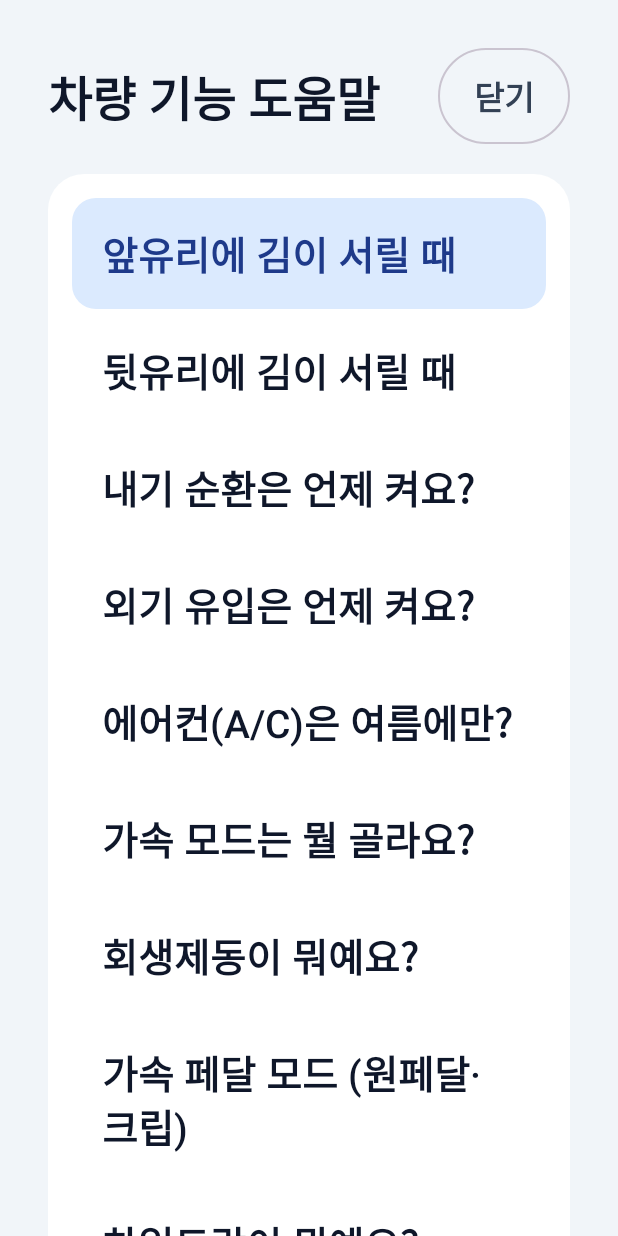
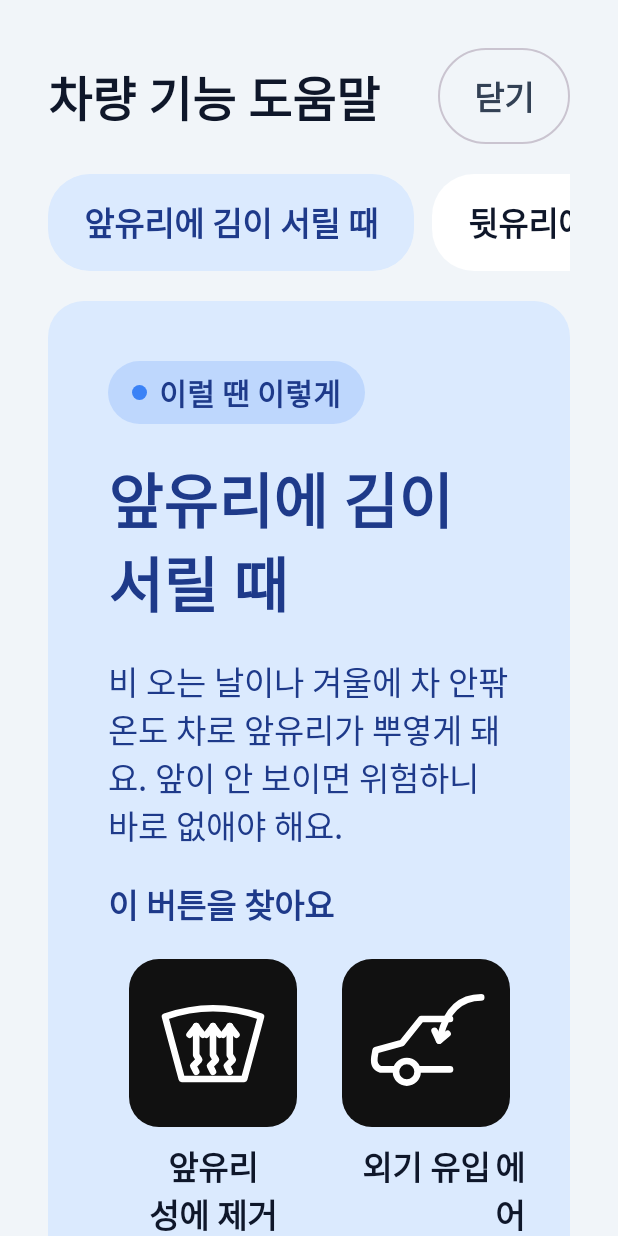
Before and after one commit to jij6303/pleos-side-coach, an Android app built with Jetpack Compose: the composable CarTipsScreen shown on its own in the app's theme, on a phone screen of 412 x 824 dp. Run offline under Robolectric (Android 15) with nearby library versions, the phone set to English and light mode, and no system bars.

Commit message:
fix(#33): use single-column layout in one-window width
Co-Authored-By: Claude Opus 5.5 <noreply@anthropic.com>

```diff
--- a/app/src/main/java/com/jij6303/sidecoach/ui/dashboard/DashboardScreen.kt
+++ b/app/src/main/java/com/jij6303/sidecoach/ui/dashboard/DashboardScreen.kt
@@ -26,9 +26,9 @@ import com.jij6303.sidecoach.domain.coach.CoachMessage
 import com.jij6303.sidecoach.domain.coach.CoachType
 import com.jij6303.sidecoach.domain.trip.TripStats
 import com.jij6303.sidecoach.ui.theme.SideCoachTheme
+import com.jij6303.sidecoach.ui.theme.WIDE_MIN_DP
 
 private val Gap = 20.dp
-private const val WIDE_MIN_DP = 840
 
 /**
  * 메인 대시보드: 코칭 카드, 차량 상태, 주행 통계.
--- a/app/src/main/java/com/jij6303/sidecoach/ui/dashboard/DashboardTiles.kt
+++ b/app/src/main/java/com/jij6303/sidecoach/ui/dashboard/DashboardTiles.kt
@@ -5,6 +5,7 @@ import androidx.compose.foundation.background
 import androidx.compose.foundation.layout.Arrangement
 import androidx.compose.foundation.layout.Box
 import androidx.compose.foundation.layout.Column
+import androidx.compose.foundation.layout.FlowRow
 import androidx.compose.foundation.layout.ColumnScope
 import androidx.compose.foundation.layout.Row
 import androidx.compose.foundation.layout.fillMaxHeight
@@ -342,10 +343,12 @@ fun DashboardHeader(
     modifier: Modifier = Modifier,
 ) {
     val signal = SideCoachTheme.signal
-    Row(
+    // 좁은 창(앱 창 1개)에서는 버튼·칩이 다음 줄로 넘어간다
+    FlowRow(
         modifier = modifier.fillMaxWidth(),
-        verticalAlignment = Alignment.CenterVertically,
         horizontalArrangement = Arrangement.SpaceBetween,
+        verticalArrangement = Arrangement.spacedBy(12.dp),
+        itemVerticalAlignment = Alignment.CenterVertically,
     ) {
         Text("초보운전탈출", style = MaterialTheme.typography.headlineMedium, color = MaterialTheme.colorScheme.onBackground)
         Row(horizontalArrangement = Arrangement.spacedBy(12.dp), verticalAlignment = Alignment.CenterVertically) {
--- a/app/src/main/java/com/jij6303/sidecoach/ui/report/ReportScreen.kt
+++ b/app/src/main/java/com/jij6303/sidecoach/ui/report/ReportScreen.kt
@@ -33,11 +33,11 @@ import com.jij6303.sidecoach.ui.dashboard.Chip
 import com.jij6303.sidecoach.ui.dashboard.StatTile
 import com.jij6303.sidecoach.ui.dashboard.percent
 import com.jij6303.sidecoach.ui.theme.SideCoachTheme
+import com.jij6303.sidecoach.ui.theme.WIDE_MIN_DP
 import java.util.Locale
 import kotlin.math.roundToInt
 
 private val Gap = 20.dp
-private const val WIDE_MIN_DP = 840
 
 /**
  * 주행 후 성적표 (concept ⑤, dev-architecture 5.2 PARKED_FULL 전용).
--- /dev/null
+++ b/app/src/main/java/com/jij6303/sidecoach/ui/theme/WindowSize.kt
@@ -0,0 +1,10 @@
+package com.jij6303.sidecoach.ui.theme
+
+/**
+ * 2열 배치로 바꾸는 앱 창 너비 (dp).
+ *
+ * Pleos 화면은 고정 주행 영역 + 앱 창 1개 또는 2개다. 에뮬레이터 실측(#33):
+ * 창 1개 = 841×1210dp, 창 2개 = 1682×1210dp (160dpi).
+ * 창 1개에서는 1열, 창 2개에서는 2열로 그린다.
+ */
+const val WIDE_MIN_DP = 1200
--- a/app/src/main/java/com/jij6303/sidecoach/ui/tips/CarTipsScreen.kt
+++ b/app/src/main/java/com/jij6303/sidecoach/ui/tips/CarTipsScreen.kt
@@ -2,6 +2,7 @@ package com.jij6303.sidecoach.ui.tips
 
 import androidx.compose.foundation.background
 import androidx.compose.foundation.clickable
+import androidx.compose.foundation.horizontalScroll
 import androidx.compose.foundation.layout.Arrangement
 import androidx.compose.foundation.layout.Box
 import androidx.compose.foundation.layout.BoxWithConstraints
@@ -30,9 +31,9 @@ import androidx.compose.ui.unit.dp
 import com.jij6303.sidecoach.domain.tips.CarTip
 import com.jij6303.sidecoach.ui.dashboard.Chip
 import com.jij6303.sidecoach.ui.theme.SideCoachTheme
+import com.jij6303.sidecoach.ui.theme.WIDE_MIN_DP
 
 private val Gap = 20.dp
-private const val WIDE_MIN_DP = 840
 
 /**
  * 차량 기능 도움말 (#29, PARKED_FULL 전용). 왼쪽 목록, 오른쪽 상세.
@@ -76,7 +77,8 @@ fun CarTipsScreen(
                     TipDetail(selected, onListen, Modifier.weight(1.6f))
                 }
             } else {
-                TipList(selected, onSelect, Modifier.fillMaxWidth())
+                // 좁은 창(앱 창 1개): 주제를 가로 탭으로 두어 고르자마자 상세가 바로 아래에 보이게 한다
+                TipTabs(selected, onSelect)
                 TipDetail(selected, onListen, Modifier.fillMaxWidth())
             }
         }
@@ -102,6 +104,29 @@ private fun TipList(selected: CarTip, onSelect: (CarTip) -> Unit, modifier: Modi
                         .padding(horizontal = 20.dp, vertical = 18.dp),
                 )
             }
+        }
+    }
+}
+
+@Composable
+private fun TipTabs(selected: CarTip, onSelect: (CarTip) -> Unit) {
+    val signal = SideCoachTheme.signal
+    Row(
+        modifier = Modifier.fillMaxWidth().horizontalScroll(rememberScrollState()),
+        horizontalArrangement = Arrangement.spacedBy(12.dp),
+    ) {
+        CarTip.entries.forEach { tip ->
+            val active = tip == selected
+            Text(
+                tip.title,
+                style = MaterialTheme.typography.titleMedium,
+                color = if (active) signal.neutral.onContainer else MaterialTheme.colorScheme.onSurface,
+                modifier = Modifier
+                    .clip(RoundedCornerShape(28.dp))
+                    .background(if (active) signal.neutral.container else MaterialTheme.colorScheme.surface)
+                    .clickable { onSelect(tip) }
+                    .padding(horizontal = 24.dp, vertical = 16.dp),
+            )
         }
     }
 }
--- a/app/src/main/java/com/jij6303/sidecoach/ui/tutorial/TutorialScreen.kt
+++ b/app/src/main/java/com/jij6303/sidecoach/ui/tutorial/TutorialScreen.kt
@@ -31,9 +31,9 @@ import com.jij6303.sidecoach.domain.tutorial.TutorialMission
 import com.jij6303.sidecoach.domain.tutorial.TutorialState
 import com.jij6303.sidecoach.ui.dashboard.Chip
 import com.jij6303.sidecoach.ui.theme.SideCoachTheme
+import com.jij6303.sidecoach.ui.theme.WIDE_MIN_DP
 
 private val Gap = 20.dp
-private const val WIDE_MIN_DP = 840
 
 /**
  * 깜빡이를 켜면 시스템 측후방 카메라 팝업(ai.umos.car.evs)이 앱 창 왼쪽 위를 덮는다.
```
Also changed, not shown: 2 other files.
